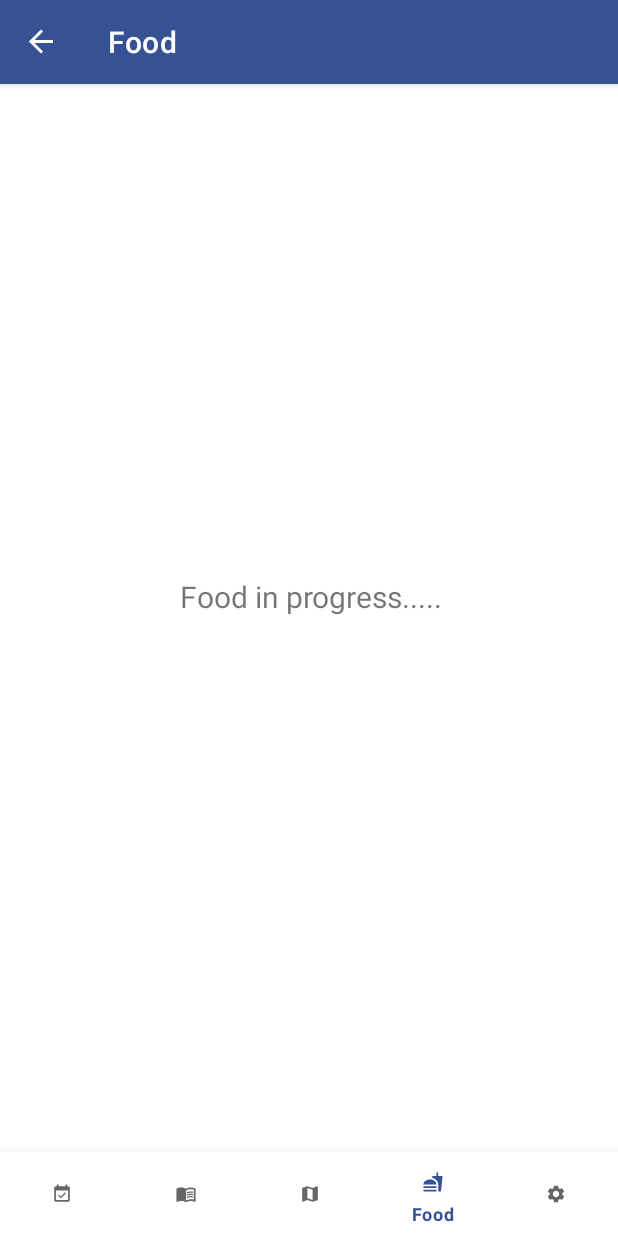
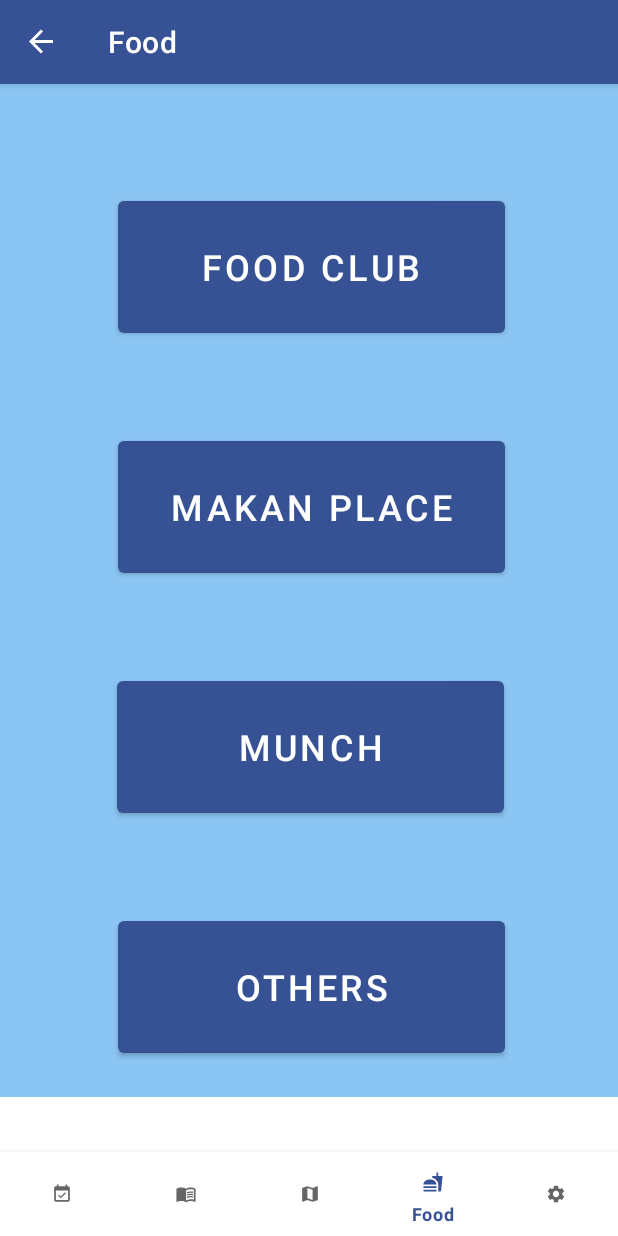
Before and after one commit to Nuggetierer/MAD_Assignment, an Android app: the screen it shows after launch (MainActivity), item 4 of the bottom bar chosen, on a phone screen of 412 x 824 dp. Run offline under Robolectric (Android 15) with nearby library versions, the phone set to English and light mode, and no system bars; our stand-ins replace navigation-ui.

Commit message:
FoodClub progress

```diff
--- a/app/src/main/java/sg/edu/np/mad/mad_assignment/DBHandler.java
+++ b/app/src/main/java/sg/edu/np/mad/mad_assignment/DBHandler.java
@@ -26,6 +26,13 @@ public class DBHandler extends SQLiteOpenHelper {
     public static String column_eventdescription = "Event_Description";
     public static String column_eventtype = "Event_Type";
 
+    // Information for Food table
+    public static String FoodCourt = "Food_Court";
+    public static String column_fctName = "Fct_Name";
+    public static String column_fctLocation = "Location";
+    public static String column_stallname = "Stall_Name";
+    public static String column_stalldescription = "Stall_Description";
+
     public static int DATABASE_VERSION = 2;
 
     public DBHandler(Context context, String name, SQLiteDatabase.CursorFactory factory, int version) {
@@ -42,9 +49,13 @@ public class DBHandler extends SQLiteOpenHelper {
         String CREATE_TABLE_2 = "CREATE TABLE " + Events + "(" + column_eventdate + " TEXT," + column_eventname + " TEXT,"
                 + column_eventdescription + " TEXT," + column_eventtype + " TEXT" + ")";
 
+        String CREATE_TABLE_3 = "CREATE TABLE " + FoodCourt +"(" + column_fctName + " TEXT," + column_fctLocation + " TEXT," + column_stallname + " TEXT,"
+                + column_stalldescription + " TEXT" + ")";
+
         //execute sql queries
         db.execSQL(CREATE_TABLE_1);
         db.execSQL(CREATE_TABLE_2);
+        db.execSQL(CREATE_TABLE_3);
 
         //sql query for filling up tables (pending information)
 
@@ -92,12 +103,40 @@ public class DBHandler extends SQLiteOpenHelper {
                 + "(" + "'23 June'," +"'Sports and Dance camp'," + "'A camp that has Sport Activities such as Track and Field, Frisbee and captains ball'," + "'Np School Wide Event'" + ")";
 
         db.execSQL(POPULATE_TABLE_2);
+
+        String POPULATE_TABLE_3 = "INSERT INTO " + FoodCourt +"(" + column_fctName + ", " + column_fctLocation + ", " + column_stallname + ", "
+                + column_stalldescription + ")"
+                + "VALUES"
+                + "(" + "'Food Club'," + "'Located at Block 22', " + "'INDONESIAN', " + "'Perfect for Muslim diners since food is halal, and is known for their Ayam Penyet.'" + "),"
+                + "(" + "'Food Club'," + "'Located at Block 22', " + "'KOREAN', " + "'Perfect for Muslim diners since food is halal, and is known for their hotplate set.'" + "),"
+                + "(" + "'Food Club'," + "'Located at Block 22', " + "'WESTERN FUSION', " + "'The main comes with 1 carb, 1 side and a choice of either salad or miso soup.'" + "),"
+                + "(" + "'Food Club'," + "'Located at Block 22', " + "'SALAD', " + "'Toss and turn with your favourite ingredients.'" + "),"
+                + "(" + "'Food Club'," + "'Located at Block 22', " + "'MIXED VEG RICE', " + "'Mixed Rice Veg Dishes.'" + "),"
+                + "(" + "'Food Club'," + "'Located at Block 22', " + "'WAFFLE & TAKOYAKI', " + "'Not very hungry? Visit us for a light snack.'" + "),"
+                + "(" + "'Food Club'," + "'Located at Block 22', " + "'YOGURT', " + "'Order a fresh yogurt or parfait, to cool down from the warm and humid weather!'" + "),"
+                + "(" + "'Makan Place'," + "'Located at Block 51', " + "'SUBWAY', " + "'Perfect for Muslim diners since food is halal, they may select a wide variety of meats, vegetables, fresh baked breads and flavorful condiments and sauces.'" + "),"
+                + "(" + "'Makan Place'," + "'Located at Block 51', " + "'THAI', " + "'Perfect for Muslim diners since food is halal, and is known for their Tom Yum Fried Rice and Garlic Chicken.'" + "),"
+                + "(" + "'Makan Place'," + "'Located at Block 51', " + "'WESTERN', " + "'Best known for their Crispy Chicken Cutlet, Crispy Breaded Fish Rice and Popcorn Chicken.'" + "),"
+                + "(" + "'Makan Place'," + "'Located at Block 51', " + "'JAPANESE', " + "'Best known for their Curry Rice with Cheese Omelette or Chicken Kaarage.'" + "),"
+                + "(" + "'Makan Place'," + "'Located at Block 51', " + "'MALA', " + "'Most loved by spicy food enthusiasts with 5 levels of spiciness.'" + "),"
+                + "(" + "'Makan Place'," + "'Located at Block 51', " + "'VEGETARIAN', " + "'Mixes Rice Veg Dishes.'" + "),"
+                + "(" + "'Makan Place'," + "'Located at Block 51', " + "'BAN MIAN', " + "'Craving for something soupy? We are that place.'" + "),"
+                + "(" + "'Makan Place'," + "'Located at Block 51', " + "'YONG TAU FU', " + "'Choices of 3 noodles and 1 rice. With a choice of soup, dry and laksa.'" + "),"
+                // PUT MUNCH STUFF HERE
+                + "(" + "'Others'," + "'Located at Block 73', " + "'Old Chang Kee', " + "'Grab a quick and light snack.'" + "),"
+                + "(" + "'Others'," + "'Located at OurSpace@72', " + "'TuckShop', " + "'Best known for the Cheesy Hot Dog, Chicken Sandwich and Ice Cream Bread/Wafer.'" + "),"
+                + "(" + "'Others'," + "'Located at Block 27 (beside OIC)', " + "'What Tea', " + "'Refreshing teas to brighten your busy day.'" + "),"
+                + "(" + "'Others'," + "'Located at Agile@Blk58', " + "'Canvas Yogurt', " + "'Mix & Match with fruits and toppings.'" + "),"
+                + "(" + "'Others'," + "'Located at Block 1', " + "'Cheers', " + "'A convenience store with microwaveable food, snacks and drinks.'" + ")";
+
+        db.execSQL(POPULATE_TABLE_3);
     }
 
     @Override
     public void onUpgrade(SQLiteDatabase db, int i, int i1) {
         db.execSQL("DROP TABLE IF EXISTS " + Blocks);
         db.execSQL("DROP TABLE IF EXISTS " + Events);
+        db.execSQL("DROP TABLE IF EXISTS " + FoodCourt);
         onCreate(db);
     }
 
@@ -251,6 +290,39 @@ public class DBHandler extends SQLiteOpenHelper {
         return queryData;
     }
 
+    //Create a list of all food courts
+    public ArrayList<FoodCourt> retrieveFoodCourt()
+    {
+        String query = "SELECT * FROM " + FoodCourt;
+
+        SQLiteDatabase db = this.getReadableDatabase();
+        Cursor cursor = db.rawQuery(query, null);
+
+        ArrayList<FoodCourt> queryFCData = new ArrayList<>();
+
+        int counter = 0;
+
+        while (true){
+            if(cursor.moveToPosition(counter)){
+                FoodCourt queryFCT = new FoodCourt();
+                queryFCT.setFoodCourtName(cursor.getString(0));
+                queryFCT.setfctLocation(cursor.getString(1));
+                queryFCT.setstallname(cursor.getString(2));
+                queryFCT.setstalldescription(cursor.getString(3));
+
+                queryFCData.add(queryFCT);
+                counter += 1;
+            }
+            else
+            {
+                break;
+            }
+        }
+        cursor.close();
+        db.close();
+        return queryFCData;
+    }
+
     //Above functions may not work for actual usage with recycler view below are rewritten functions
 }
 
--- a/app/src/main/java/sg/edu/np/mad/mad_assignment/ui/Food/FoodFragment.java
+++ b/app/src/main/java/sg/edu/np/mad/mad_assignment/ui/Food/FoodFragment.java
@@ -1,16 +1,19 @@
 package sg.edu.np.mad.mad_assignment.ui.Food;
 
+import android.content.Intent;
 import android.os.Bundle;
 import android.view.LayoutInflater;
 import android.view.View;
 import android.view.ViewGroup;
-import android.widget.TextView;
+import android.widget.Button;
 
 import androidx.annotation.NonNull;
 import androidx.fragment.app.Fragment;
 import androidx.lifecycle.ViewModelProvider;
 
+import sg.edu.np.mad.mad_assignment.R;
 import sg.edu.np.mad.mad_assignment.databinding.FragmentFoodBinding;
+import sg.edu.np.mad.mad_assignment.ui.Food.FoodClub.FdCb;
 
 public class FoodFragment extends Fragment {
 
@@ -24,8 +27,15 @@ public class FoodFragment extends Fragment {
         binding = FragmentFoodBinding.inflate(inflater, container, false);
         View root = binding.getRoot();
 
-        final TextView textView = binding.textFood;
-        foodViewModel.getText().observe(getViewLifecycleOwner(), textView::setText);
+        Button FC = root.findViewById(R.id.foodClub);
+        FC.setOnClickListener(new View.OnClickListener() {
+            @Override
+            public void onClick(View view) {
+                Intent searchIntent = new Intent(getActivity(), FdCb.class);
+                startActivity(searchIntent);
+            }
+        });
+
         return root;
     }
 
--- /dev/null
+++ b/app/src/main/res/drawable/border.xml
@@ -0,0 +1,6 @@
+<?xml version="1.0" encoding="utf-8"?>
+<shape xmlns:android="http://schemas.android.com/apk/res/android">
+    android:shape="rectangle" >
+    <solid android:color="@android:color/white" />
+    <stroke android:width="2dp" android:color="#000000"/>
+</shape>
--- a/app/src/main/res/layout/fragment_food.xml
+++ b/app/src/main/res/layout/fragment_food.xml
@@ -4,19 +4,55 @@
     xmlns:tools="http://schemas.android.com/tools"
     android:layout_width="match_parent"
     android:layout_height="match_parent"
+    android:background="?colorPrimaryVariant"
     tools:context=".ui.Food.FoodFragment">
 
-    <TextView
-        android:id="@+id/text_food"
-        android:layout_width="match_parent"
-        android:layout_height="wrap_content"
-        android:layout_marginStart="8dp"
-        android:layout_marginTop="8dp"
-        android:layout_marginEnd="8dp"
-        android:textAlignment="center"
-        android:textSize="20sp"
-        app:layout_constraintBottom_toBottomOf="parent"
+
+    <Button
+        android:id="@+id/foodClub"
+        android:layout_width="258dp"
+        android:layout_height="100dp"
+        android:layout_marginTop="72dp"
+        android:text="Food Club"
+        android:textSize="24sp"
         app:layout_constraintEnd_toEndOf="parent"
+        app:layout_constraintHorizontal_bias="0.503"
         app:layout_constraintStart_toStartOf="parent"
         app:layout_constraintTop_toTopOf="parent" />
+
+    <Button
+        android:id="@+id/mknPlc"
+        android:layout_width="258dp"
+        android:layout_height="100dp"
+        android:layout_marginTop="60dp"
+        android:text="Makan Place"
+        android:textSize="24sp"
+        app:layout_constraintEnd_toEndOf="parent"
+        app:layout_constraintHorizontal_bias="0.503"
+        app:layout_constraintStart_toStartOf="parent"
+        app:layout_constraintTop_toBottomOf="@+id/foodClub" />
+
+    <Button
+        android:id="@+id/munch"
+        android:layout_width="258dp"
+        android:layout_height="100dp"
+        android:layout_marginTop="60dp"
+        android:text="Munch"
+        android:textSize="24sp"
+        app:layout_constraintEnd_toEndOf="parent"
+        app:layout_constraintHorizontal_bias="0.496"
+        app:layout_constraintStart_toStartOf="parent"
+        app:layout_constraintTop_toBottomOf="@+id/mknPlc" />
+
+    <Button
+        android:id="@+id/othrs"
+        android:layout_width="258dp"
+        android:layout_height="100dp"
+        android:layout_marginTop="60dp"
+        android:text="Others"
+        android:textSize="24sp"
+        app:layout_constraintEnd_toEndOf="parent"
+        app:layout_constraintHorizontal_bias="0.503"
+        app:layout_constraintStart_toStartOf="parent"
+        app:layout_constraintTop_toBottomOf="@+id/munch" />
 </androidx.constraintlayout.widget.ConstraintLayout>
```
Also changed, not shown: app/src/main/AndroidManifest.xml (+8 -0 lines), app/src/main/java/sg/edu/np/mad/mad_assignment/FoodCourt.java (added, +48 -0 lines), app/src/main/java/sg/edu/np/mad/mad_assignment/ui/Food/FoodClub/FCAdapter.java (added, +58 -0 lines), app/src/main/java/sg/edu/np/mad/mad_assignment/ui/Food/FoodClub/FCViewHolder.java (added, +26 -0 lines), app/src/main/java/sg/edu/np/mad/mad_assignment/ui/Food/FoodClub/FdCb.java (added, +49 -0 lines), app/src/main/res/layout/activity_fd_cb.xml (added, +41 -0 lines), app/src/main/res/layout/activity_main.xml (+8 -8 lines), app/src/main/res/layout/block_details.xml (+40 -26 lines), app/src/main/res/layout/fcstall_recyclerview.xml (added, +43 -0 lines).
